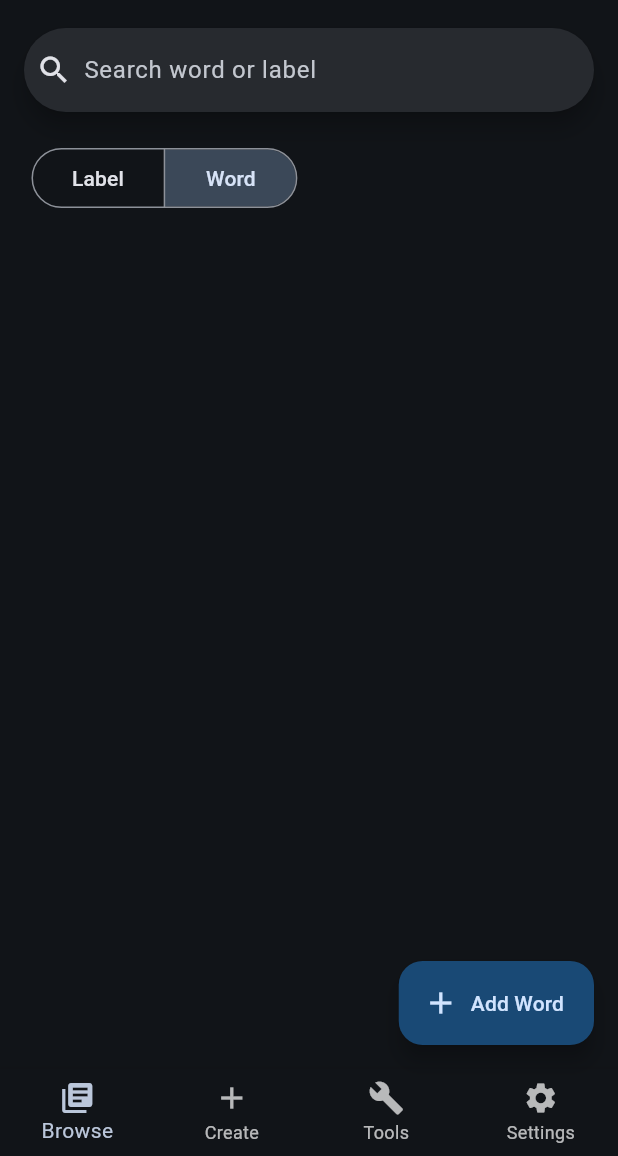
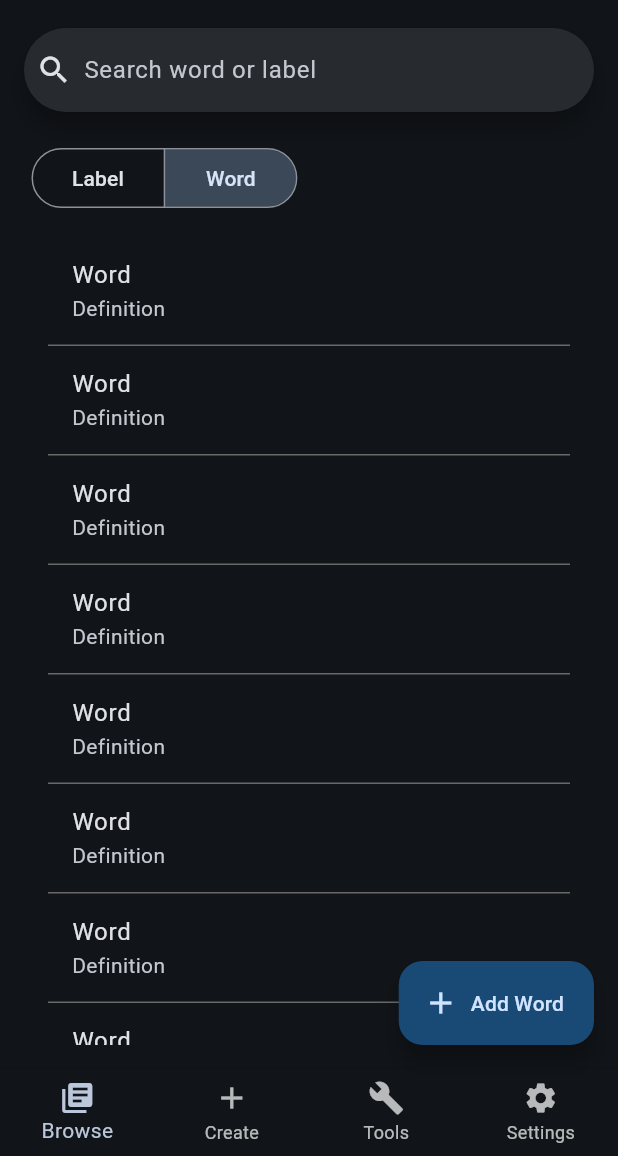
Before and after one commit to chilfox/VocabDB, a Flutter app: the screen it shows after launch, on a phone screen of 412 x 824 dp, the part 80-1236 px from its top. Run offline on Flutter 3.47's test engine with Material 3 defaults, Android fonts, the light colour scheme and no system bars; drawn by our look-alikes of flutter_slidable; our stand-ins replace flutter_riverpod.

Commit message:
word list and label list UI

```diff
--- a/englishvocabdatabase/lib/pages/home_page.dart
+++ b/englishvocabdatabase/lib/pages/home_page.dart
@@ -79,7 +79,7 @@ Widget? _buildFloatingActionButton(ChooseListView view, final int currentPage) {
     case ChooseListView.label:
       return FloatingActionButton.extended(
         onPressed: () {
-          print("Label按鈕被按下了");
+          print("Add Label按鈕被按下了");
         },
         label: const Text('Add Label'),
         icon: const Icon(Icons.add),
@@ -88,7 +88,7 @@ Widget? _buildFloatingActionButton(ChooseListView view, final int currentPage) {
     case ChooseListView.word:
       return FloatingActionButton.extended(
         onPressed: () {
-          print("Word按鈕被按下了");
+          print("Add Word按鈕被按下了");
         },
         label: const Text('Add Word'),
         icon: const Icon(Icons.add),
--- a/englishvocabdatabase/lib/pages/word_bank_page.dart
+++ b/englishvocabdatabase/lib/pages/word_bank_page.dart
@@ -1,3 +1,4 @@
+import 'package:englishvocabdatabase/pages/label_list_view.dart';
 import 'package:englishvocabdatabase/pages/search_bar.dart';
 import 'package:englishvocabdatabase/pages/word_list_view.dart';
 import 'package:flutter/material.dart';
@@ -32,10 +33,7 @@ class WordBankPageState extends ConsumerState<WordBankPage> {
 
             const SizedBox(height: 20,),
 
-            // choose view label list or word list
-            Row(
-              mainAxisAlignment: MainAxisAlignment.spaceBetween,
-              children: [
+            // button to choose whether to display word list or label list
             Container(
               alignment: Alignment.centerLeft,
               margin: const EdgeInsets.only(left: 5),
@@ -67,12 +65,10 @@ class WordBankPageState extends ConsumerState<WordBankPage> {
               ),
             ),
 
-
-              ],
-            ),
+            SizedBox(height: 15,),
 
             // show word list or label list based on currentView
-            const Expanded(child: WordListView()),
+            Expanded(child: (currentView == ChooseListView.label ? LabelListView() : WordListView())),
           ],
         ),
       ),
--- a/englishvocabdatabase/lib/pages/word_list_view.dart
+++ b/englishvocabdatabase/lib/pages/word_list_view.dart
@@ -1,4 +1,5 @@
 import 'package:flutter/material.dart';
+import 'package:flutter_slidable/flutter_slidable.dart';
 
 class WordListView extends StatefulWidget {
   const WordListView({super.key});
@@ -10,6 +11,56 @@ class WordListView extends StatefulWidget {
 class _WordListViewState extends State<WordListView> {
   @override
   Widget build(BuildContext context) {
-    return Text("");
+    return ListView.builder(
+      itemCount: 30,
+      itemBuilder: (context, index) {
+        return vocabularyWordWidget(context, index);
+      },
+    );
   }
 }
+
+Widget vocabularyWordWidget(BuildContext context, int index) {
+  return Column(
+    children: [
+      Container(
+        padding: EdgeInsets.symmetric(horizontal: 16),
+        child: Slidable(
+          // key
+          key: ValueKey(index),
+
+          // slide animation
+          endActionPane: ActionPane(
+            motion: const ScrollMotion(),
+            extentRatio: 0.25,
+            children: [
+              SlidableAction(
+                onPressed:(context) {
+                  print("delete word");
+                },
+                backgroundColor: Theme.of(context).colorScheme.error,
+                icon: Icons.delete,
+              ),
+            ],
+          ),
+          child: ListTile(
+            title: Text('Word'),
+            subtitle: Text('Definition'),
+            onTap: () {
+              print("I'm Tapped");
+            },
+          ),
+        ),
+      ),
+
+      // Divider
+      const Divider(
+        height: 1.0, // 分隔線的高度 (實際的線條厚度)
+        thickness: 1.0, // 分隔線的厚度 (實際的線條厚度，推薦使用這個)
+        indent: 16.0, // 線條左邊的縮排
+        endIndent: 16.0, // 線條右邊的縮排
+        color: Color.fromARGB(255, 107, 104, 104), // 線條的顏色
+      ),
+    ],
+  );
+}
--- a/englishvocabdatabase/pubspec.yaml
+++ b/englishvocabdatabase/pubspec.yaml
@@ -11,6 +11,7 @@ dependencies:
   flutter:
     sdk: flutter
   flutter_riverpod: ^2.5.1
+  flutter_slidable: ^3.0.0
   riverpod_annotation: ^2.3.5
   freezed_annotation: ^2.4.1
   json_annotation: ^4.9.0
```
Also changed, not shown: englishvocabdatabase/lib/pages/label_list_view.dart (+53 -4 lines), englishvocabdatabase/pubspec.lock. Lines whose indentation alone changed are shown as unchanged.
